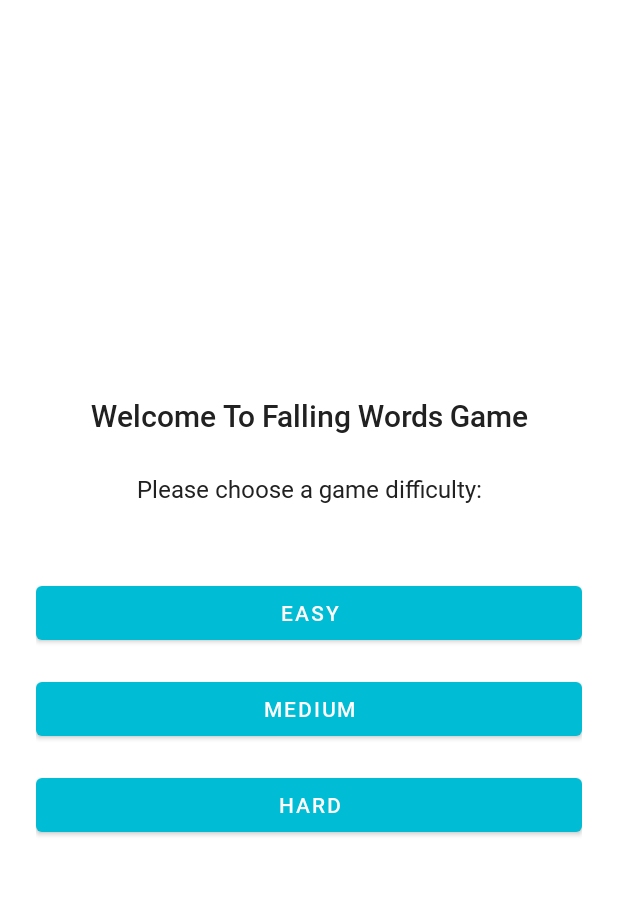
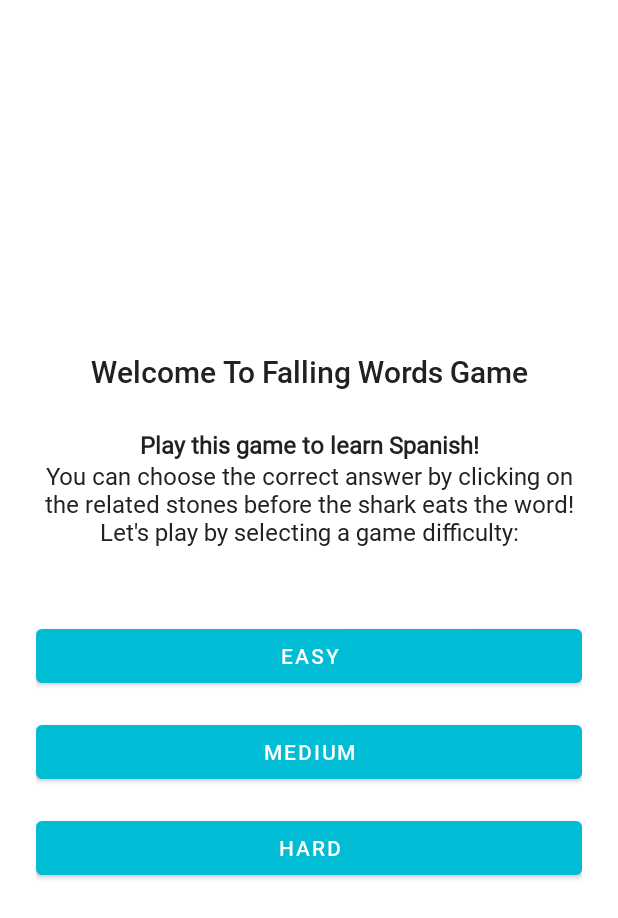
Before and after one commit to j2milad7/FallingWords, an Android app: the layout fragment_welcome.xml on its own in the app's theme, with its tools: preview values and no code run, on a phone screen of 412 x 824 dp. Shown: the top 918 px of the screen. Run offline under Robolectric (Android 15) with nearby library versions, the phone set to English and light mode, and no system bars.

Commit message:
Update game description on welcome page.
Signed-off-by: Milad <j2milad7@gmail.com>

```diff
--- a/app/src/main/res/values/strings.xml
+++ b/app/src/main/res/values/strings.xml
@@ -4,7 +4,7 @@
     <!--Strings related to WelcomeFragment-->
     <string name="label_welcome">Welcome</string>
     <string name="text_welcome">Welcome To Falling Words Game</string>
-    <string name="text_game_description">Please choose a game difficulty:</string>
+    <string name="text_game_description"><b>Play this game to learn Spanish!</b>\nYou can choose the correct answer by clicking on the related stones before the shark eats the word!\nLet\'s play by selecting a game difficulty:</string>
     <string name="action_easy">Easy</string>
     <string name="action_medium">Medium</string>
     <string name="action_hard">Hard</string>
```
